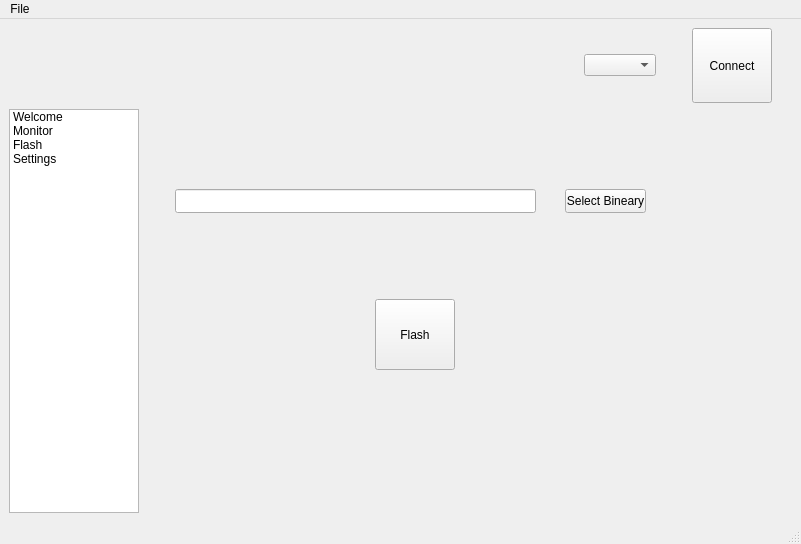
Old version of the form configurator/mainwindow.ui in the repository IDV7/betterflight.
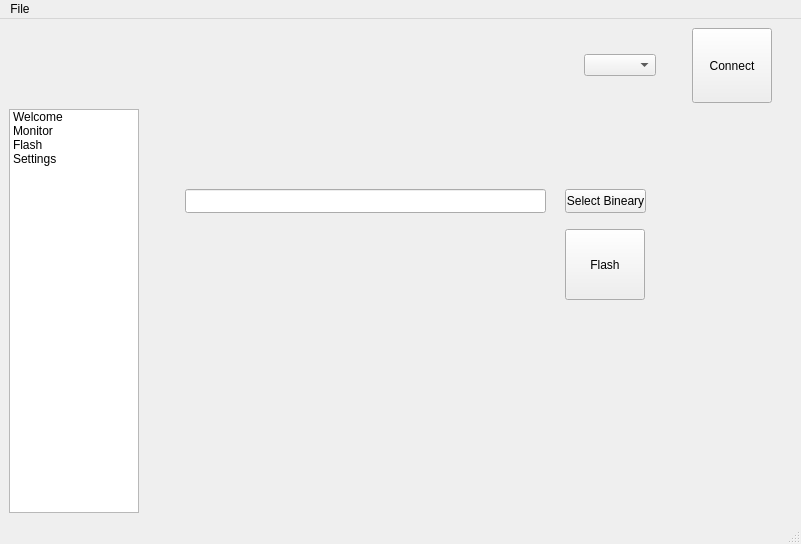
New version of the form.

Commit message: fixed .ui issue, and can flash hex files now (without loading bar)

```diff
--- a/configurator/mainwindow.ui
+++ b/configurator/mainwindow.ui
@@ -180,7 +180,7 @@
          <widget class="QLineEdit" name="leBinaryPath">
           <property name="geometry">
            <rect>
-            <x>30</x>
+            <x>40</x>
             <y>80</y>
             <width>361</width>
             <height>24</height>
@@ -206,8 +206,8 @@
          <widget class="QPushButton" name="pbFlash">
           <property name="geometry">
            <rect>
-            <x>230</x>
-            <y>190</y>
+            <x>420</x>
+            <y>120</y>
             <width>80</width>
             <height>71</height>
            </rect>
```
Left out of the diff: 21 changed lines with no effect on the pictures. The commit also changes 3 other files.
